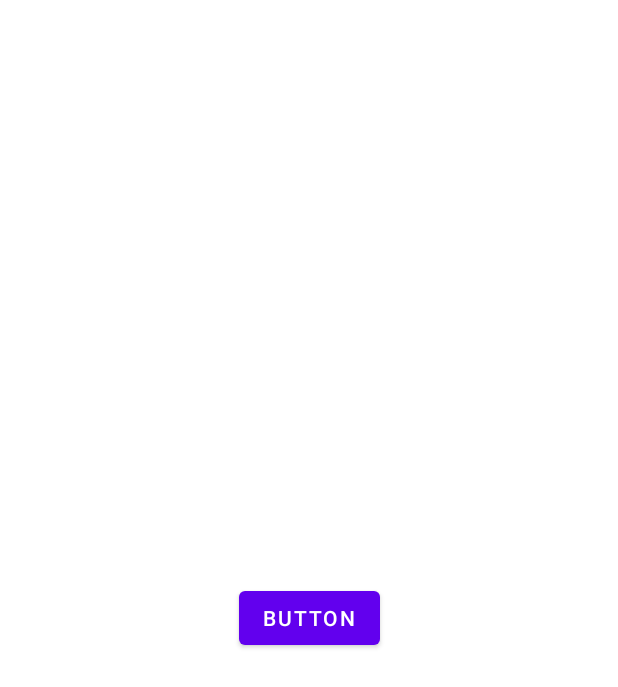
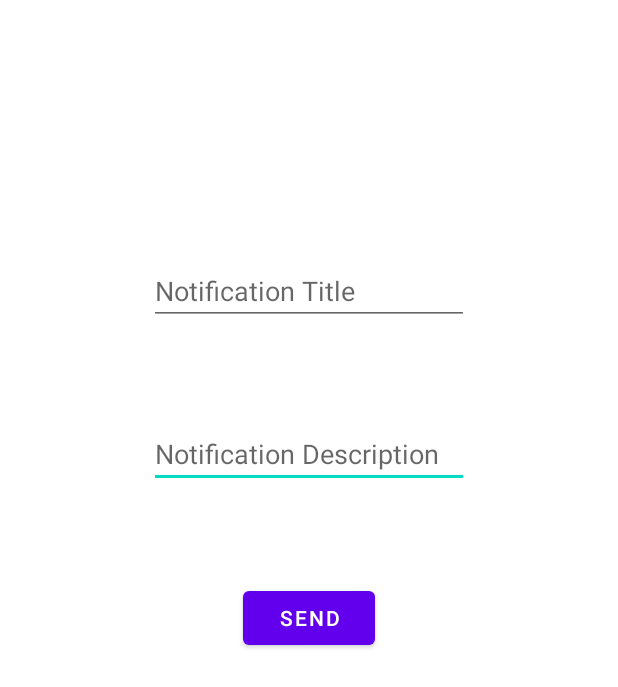
Before and after one commit to shreyasbhakta/PointBlank, an Android app: the screen it shows after launch (MainActivity), on a phone screen of 412 x 824 dp. Shown: the top 687 px of the screen. Run offline under Robolectric (Android 15) with nearby library versions, the phone set to English and light mode, and no system bars.

Commit message:
Added FCM support

```diff
--- /dev/null
+++ b/app/src/main/java/com/dscepointblank/pointblank/notifications/NotificationData.kt
@@ -0,0 +1,3 @@
+package com.dscepointblank.pointblank.notifications
+
+data class NotificationData(val title:String,val message:String)
--- /dev/null
+++ b/app/src/main/java/com/dscepointblank/pointblank/notifications/PushNotification.kt
@@ -0,0 +1,3 @@
+package com.dscepointblank.pointblank.notifications
+
+data class PushNotification(val data: NotificationData, val to:String)
--- a/app/src/main/res/layout/activity_main.xml
+++ b/app/src/main/res/layout/activity_main.xml
@@ -10,9 +10,34 @@
         android:id="@+id/button"
         android:layout_width="wrap_content"
         android:layout_height="wrap_content"
-        android:text="Button"
+        android:text="Send"
         app:layout_constraintBottom_toBottomOf="parent"
         app:layout_constraintEnd_toEndOf="parent"
         app:layout_constraintStart_toStartOf="parent"
         app:layout_constraintTop_toTopOf="parent" />
+
+    <EditText
+        android:id="@+id/notides"
+        android:layout_width="wrap_content"
+        android:layout_height="wrap_content"
+        android:ems="10"
+        android:hint="Notification Description"
+        android:inputType="textPersonName"
+        app:layout_constraintBottom_toTopOf="@+id/button"
+        app:layout_constraintEnd_toEndOf="parent"
+        app:layout_constraintStart_toStartOf="parent"
+        app:layout_constraintTop_toBottomOf="@+id/notititle" />
+
+    <EditText
+        android:id="@+id/notititle"
+        android:layout_width="wrap_content"
+        android:layout_height="wrap_content"
+        android:ems="10"
+        android:hint="Notification Title"
+        android:inputType="textPersonName"
+        app:layout_constraintBottom_toTopOf="@+id/button"
+        app:layout_constraintEnd_toEndOf="parent"
+        app:layout_constraintStart_toStartOf="parent"
+        app:layout_constraintTop_toTopOf="parent" />
+
 </androidx.constraintlayout.widget.ConstraintLayout>
```
Also changed, not shown: app/build.gradle (+9 -0 lines), app/src/main/AndroidManifest.xml (+11 -1 lines), app/src/main/java/com/dscepointblank/pointblank/activities/MainActivity.kt (+36 -3 lines), app/src/main/java/com/dscepointblank/pointblank/notifications/FirebaseService.kt (added, +14 -0 lines), app/src/main/java/com/dscepointblank/pointblank/notifications/NotificationAPI.kt (added, +17 -0 lines), app/src/main/java/com/dscepointblank/pointblank/notifications/RetrofitInstance.kt (added, +21 -0 lines), app/src/main/java/com/dscepointblank/pointblank/utilityClasses/Constants.kt (added, +11 -0 lines).
